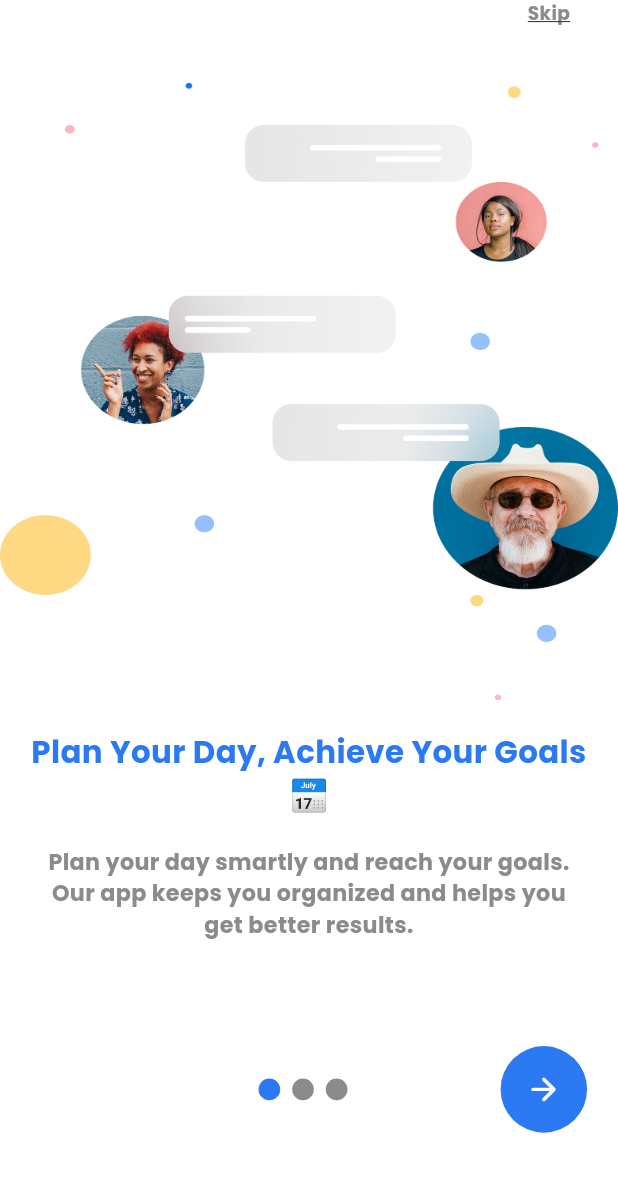
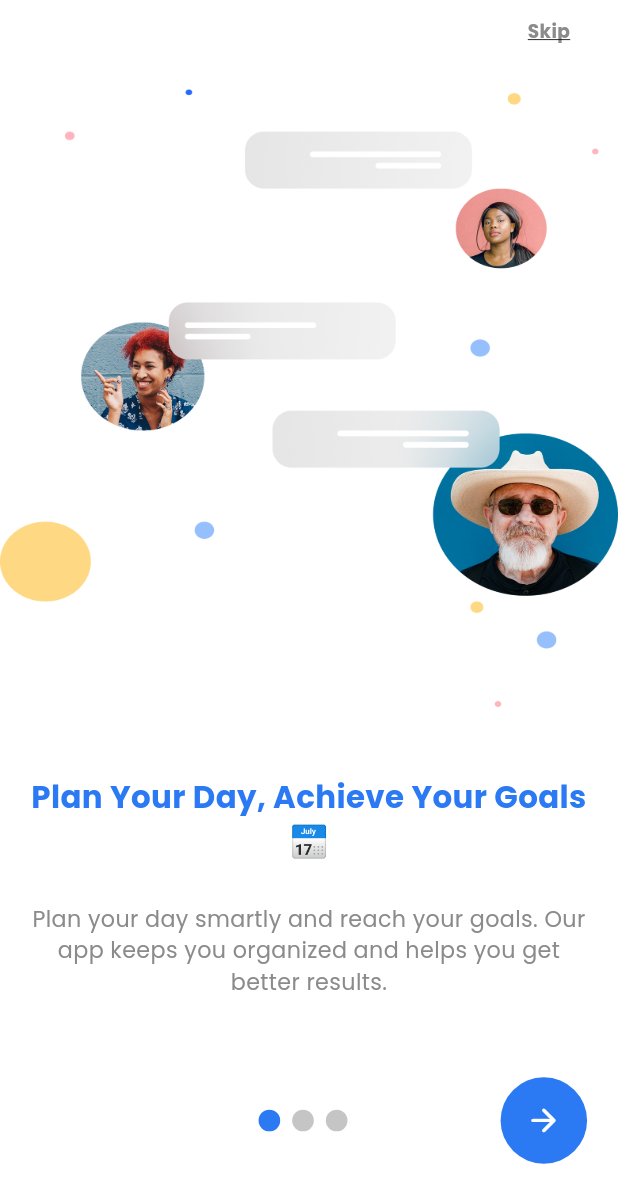
Before and after one commit to AhmedShokry7/Daily-Planner, a Flutter app: the OnBoardingView screen opened by its route, on a phone screen of 412 x 824 dp. Shown: the top 1203 px of the screen. Run offline on Flutter 3.47's test engine with Material 3 defaults, Android fonts, the phone set to English and light mode, and no system bars; our stand-ins replace bloc, flutter_bloc.

Commit message:
refactor onboarding view

```diff
--- a/lib/main.dart
+++ b/lib/main.dart
@@ -16,7 +16,6 @@ class DailyPlanner extends StatelessWidget {
     return MaterialApp(
       debugShowCheckedModeBanner: false,
       theme: ThemeData(
-        brightness: Brightness.light,
         scaffoldBackgroundColor: Colors.white,
         fontFamily: "Poppins",
       ),
--- a/lib/ui/widgets/on_boarding_buttons_and_slider_dotes.dart
+++ b/lib/ui/widgets/on_boarding_buttons_and_slider_dotes.dart
@@ -36,7 +36,9 @@ class OnBoardingButtonsAndSliderDotes extends StatelessWidget {
                       width: myWidth * .035,
                       decoration: BoxDecoration(
                         borderRadius: BorderRadius.circular(100),
-                        color: currentPage == index ? kBlueColor : kGreyColor,
+                        color: currentPage == index
+                            ? kBlueColor
+                            : kGreyColor.withValues(alpha: .5),
                       ),
                       duration: const Duration(milliseconds: 300),
                     ),
--- a/lib/ui/widgets/on_boarding_pageview.dart
+++ b/lib/ui/widgets/on_boarding_pageview.dart
@@ -17,16 +17,14 @@ class OnBoardingPageview extends StatelessWidget {
         final cubit = BlocProvider.of<OnBoardingCubit>(context);
         return PageView.builder(
           controller: cubit.pageController,
-          onPageChanged: (value) {
-            cubit.changePage(value);
-          },
+          onPageChanged: (value) => cubit.changePage(value),
           scrollDirection: Axis.horizontal,
           itemCount: onBoardingList.length,
           itemBuilder: (context, index) => Column(
             mainAxisAlignment: MainAxisAlignment.spaceAround,
             children: [
+              Image.asset(onBoardingList[index].image),
               SizedBox(height: myHight * .01),
-              Image.asset(onBoardingList[index].image),
               Padding(
                 padding: EdgeInsets.symmetric(
                   horizontal: myWidth * .05,
@@ -49,7 +47,7 @@ class OnBoardingPageview extends StatelessWidget {
                   onBoardingList[index].body,
                   style: TextStyle(
                     fontSize: myHight * .018,
-                    fontWeight: FontWeight.w600,
+                    fontWeight: FontWeight.w500,
                     color: kGreyColor,
                   ),
                 ),
--- a/lib/ui/widgets/on_boarding_view_body.dart
+++ b/lib/ui/widgets/on_boarding_view_body.dart
@@ -11,9 +11,10 @@ class OnBoardingViewBody extends StatelessWidget {
     return const SafeArea(
       child: Column(
         children: [
+          SizedBox(height: 12),
           SkipBtn(),
           SizedBox(height: 24),
-          Expanded(flex: 3, child: OnBoardingPageview()),
+          Expanded(flex: 4, child: OnBoardingPageview()),
           Expanded(child: OnBoardingButtonsAndSliderDotes()),
         ],
       ),
```
